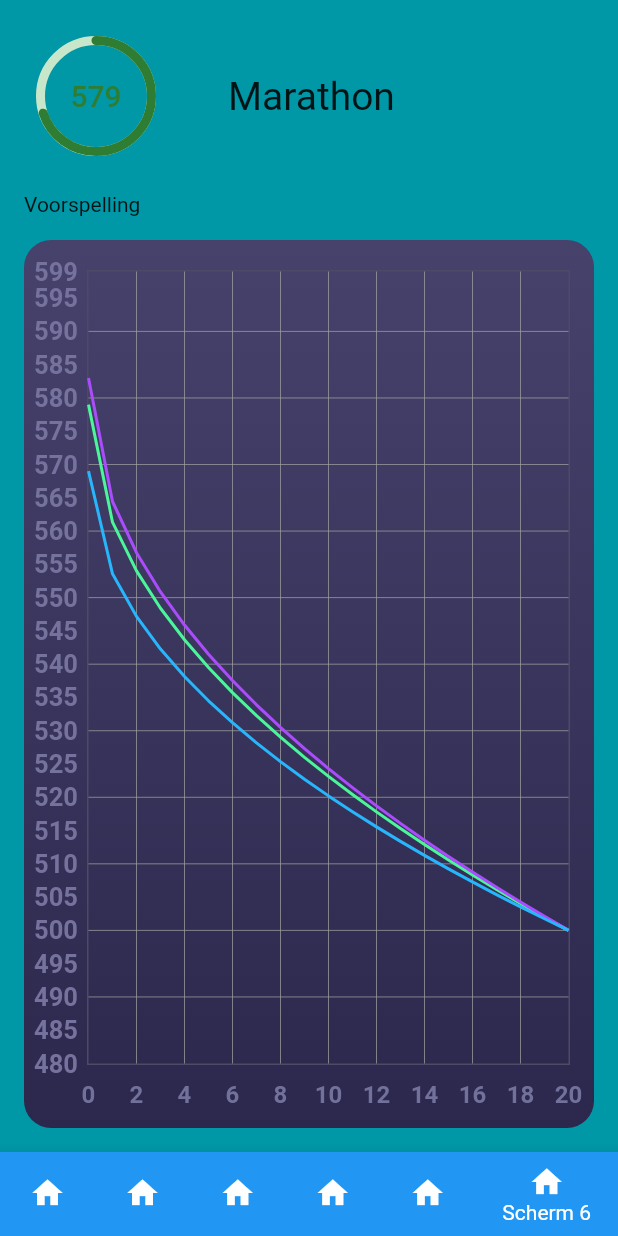
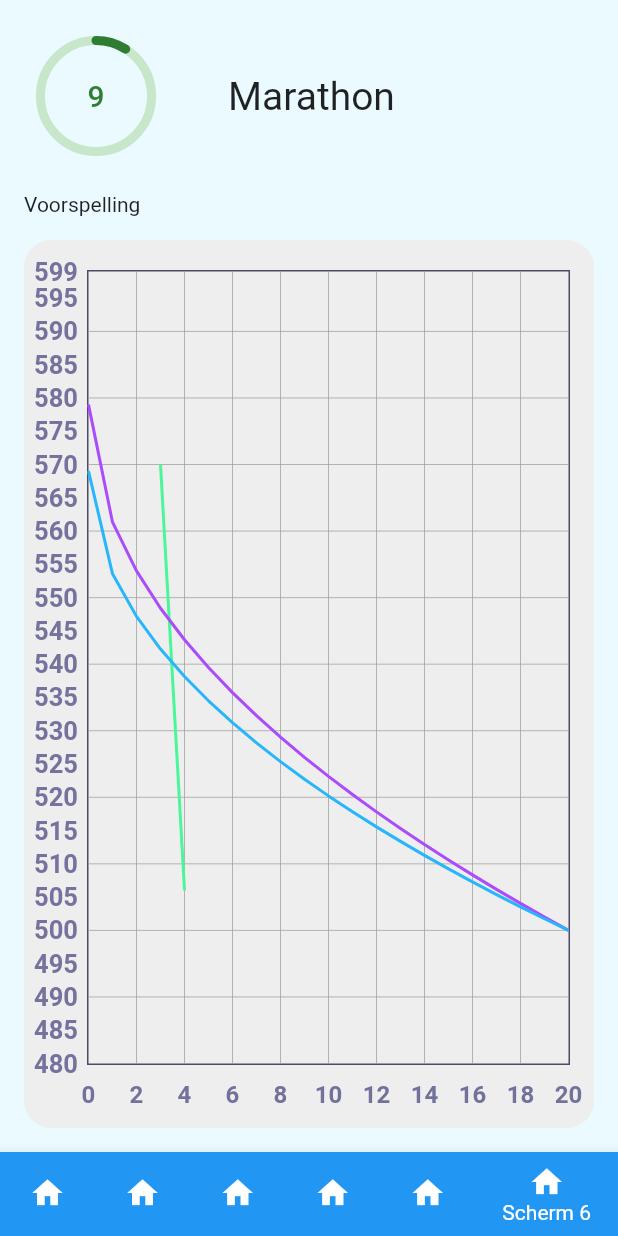
Before and after one commit to Panda-Incorporated/Panda.Mobile, a Flutter app: the screen it shows after launch, on a phone screen of 412 x 824 dp. Run offline on Flutter 3.47's test engine with Material 2 defaults, Android fonts, the light colour scheme and no system bars; drawn by our look-alikes of fl_chart, percent_indicator.

Commit message:
activity lijn opgezet(nog testen) TODO's opgezet even nakijken voor ieder teamlid.

```diff
--- a/lib/DataProvider.dart/ActivityProvider.dart
+++ b/lib/DataProvider.dart/ActivityProvider.dart
@@ -2,19 +2,21 @@ import 'package:panda/Models/Activity.dart';
 
 class ActivityProvider {
   static List<Activity> getActivity() {
+    //TODO: NIET EERSTE TWEE ACTIVITIES AANPASSEN ZIJN TEST UNITS
     return [
       Activity()
         ..date = DateTime(2021, 5, 11)
         ..meters = 1000
-        ..seconds = 370,
+        ..totalactivitytime = Duration(minutes: 6, seconds: 10),
       Activity()
         ..date = DateTime(2021, 5, 11)
         ..meters = 1000
-        ..seconds = 370,
+        ..totalactivitytime = Duration(minutes: 6, seconds: 10),
     ];
   }
 
   static double getSecondsPerKilometer(Activity activity) {
-    return activity.seconds / activity.meters * 1000;
+    //sec/km van activity
+    return activity.totalactivitytime.inSeconds / activity.meters * 1000;
   }
 }
--- a/lib/DataProvider.dart/GoalProvider.dart
+++ b/lib/DataProvider.dart/GoalProvider.dart
@@ -1,7 +1,9 @@
+import 'package:panda/Models/Activity.dart';
 import 'package:panda/Models/Goal.dart';
 
 class GoalProvider {
   static List<Goal> getGoals() {
+    //TODO: NIET GOAL 1 AANPASSEN IS TEST UNIT
     return [
       Goal()
         ..finished = false
@@ -10,10 +12,21 @@ class GoalProvider {
         ..doneMaxDistance = 1.0
         ..duration = Duration(minutes: 9, seconds: 39)
         ..doneMaxDistance = 1
-        ..secondsperkilometer = 370
+        //doel
+        ..secondsperkilometer = 500
         ..beginday = DateTime(2021, DateTime.may, 11)
         ..endday = DateTime(2021, DateTime.may, 31)
-        ..doneMaxDuration = Duration(minutes: 50),
+        ..doneMaxDuration = Duration(minutes: 50)
+        ..doneActivity = [
+          Activity()
+            ..meters = 2000
+            ..totalactivitytime = Duration(minutes: 19)
+            ..date = DateTime(2021, DateTime.may, 14),
+          Activity()
+            ..meters = 1500
+            ..totalactivitytime = Duration(minutes: 12, seconds: 40)
+            ..date = DateTime(2021, DateTime.may, 15)
+        ],
       Goal()
         ..finished = true
         ..title = "Marathon"
--- a/lib/Models/Activity.dart
+++ b/lib/Models/Activity.dart
@@ -1,5 +1,19 @@
 class Activity {
-  DateTime date;
-  int meters;
-  int seconds;
+  DateTime date; // datum activiteit
+  int meters; // meters afgelegd activiteit
+  Duration totalactivitytime; // tijd activiteit
+
+  // laten staan is misschien nog handig
+  // Activity(
+  //   {@required this.date, @required this.meters, @required this.seconds});
+  int getSecondsPerKilometer() {
+    // seconds/km van activiteit
+    return (totalactivitytime.inSeconds / meters * 1000).toInt();
+  }
+
+  int getDaysFromStartDay(DateTime startday) {
+    // hoeveel dagen van start punt (gebruikt om x as van grafiek te tekenen)
+    // present-future
+    return this.date.difference(startday).inDays;
+  }
 }
--- a/lib/Models/Goal.dart
+++ b/lib/Models/Goal.dart
@@ -1,32 +1,34 @@
+import 'package:panda/Models/Activity.dart';
 import 'package:panda/Models/DistanceDuration.dart';
 
 class Goal extends DistanceDuration {
   bool finished;
   String title;
-  double distance;
+  double distance; // hoeveel heeft de sporter afgelegd met de nulmeting
   double doneMaxDistance;
   Duration doneMaxDuration;
-  Duration duration;
-  DateTime beginday;
-  DateTime endday;
+  Duration duration; // hoelang duurde de nulmeting
+
+  DateTime beginday; // begin dag van de eerste nulmeting
+  DateTime endday; // dag doel moet voltooid zijn
   //tijdelijk
-  int secondsperkilometer;
+  int secondsperkilometer; // doel
+  List<Activity>
+      doneActivity; // lijst met activiteiten die sporter heeft toegevoegd aan doel
   getString() {
+    // method van reidert
     return getCombination(distance.toInt(), duration.inMinutes);
   }
 
-  double getPercentage() {
+  int getPercentage() {
+    // percentage done moet vervangen worden door nieuwe formule staat in documentatie onedrive
     return (((this.doneMaxDistance / this.distance) * 100) +
             ((this.duration.inMicroseconds /
                     this.doneMaxDuration.inMicroseconds) *
-                100)) /
+                100)) ~/
         2;
   }
 
-  // 1km in 1 uur
-  //60x60 = 360
-  // kilometers / seconds
-  int getSecondsPerKilometer() {
-    return (duration.inSeconds / distance * 1000).toInt();
-  }
+  int getSecondsPerKilometer() => // krijg seconds/km van de nulmeting
+      (duration.inSeconds / distance * 1000).toInt();
 }
--- a/lib/Models/Planning.dart
+++ b/lib/Models/Planning.dart
@@ -1,11 +1,11 @@
-
 import 'package:panda/Models/DistanceDuration.dart';
 
-class Planning extends DistanceDuration{
+//TODO: verwijderen
+class Planning extends DistanceDuration {
   String title;
   double distance;
   Duration duration;
-  getString(){
-    return getCombination(distance.toInt(),duration.inMinutes);
+  getString() {
+    return getCombination(distance.toInt(), duration.inMinutes);
   }
 }
--- a/lib/Pages/Fitbitselection.dart
+++ b/lib/Pages/Fitbitselection.dart
@@ -8,6 +8,7 @@ class Fitbitselection extends StatefulWidget {
   _FitbitselectionState createState() => _FitbitselectionState();
 }
 
+// TODO: Fitbitselection1 en Fitbitselection2 generiek maken zodat we maar 1 scherm nodig hebben voor twee widgets
 class _FitbitselectionState extends State<Fitbitselection> {
   @override
   Widget build(BuildContext context) {
--- a/lib/Pages/GoalSummaryPage.dart
+++ b/lib/Pages/GoalSummaryPage.dart
@@ -1,6 +1,5 @@
 import 'package:flutter/cupertino.dart';
 import 'package:flutter/material.dart';
-import 'package:panda/DataProvider.dart/GoalProvider.dart';
 import 'package:panda/Models/Goal.dart';
 import 'package:panda/widgets/ShowGraph.dart';
 import 'package:percent_indicator/circular_percent_indicator.dart';
--- a/lib/Pages/Home.dart
+++ b/lib/Pages/Home.dart
@@ -10,6 +10,7 @@ class Home extends StatefulWidget {
   _HomeState createState() => _HomeState();
 }
 
+//TODO: navigation onTap() (en data doorgeven)
 class _HomeState extends State<Home> {
   @override
   Widget build(BuildContext context) {
--- a/lib/Pages/SeePredictionLargePage.dart
+++ b/lib/Pages/SeePredictionLargePage.dart
@@ -2,6 +2,7 @@ import 'dart:math';
 
 import 'package:fl_chart/fl_chart.dart';
 import 'package:flutter/material.dart';
+import 'package:panda/Models/Activity.dart';
 import 'package:panda/Models/Goal.dart';
 import 'package:percent_indicator/circular_percent_indicator.dart';
 
@@ -23,11 +24,12 @@ class _SeePredictionLargePageState extends State<SeePredictionLargePage> {
   @override
   @override
   Widget build(BuildContext context) {
-    if (widget.goal.getSecondsPerKilometer() < widget.doel)
-      return Text("goal al bereikt");
+    if (widget.goal.getSecondsPerKilometer() < widget.goal.secondsperkilometer)
+      return Text(
+          "goal al bereikt"); // placeholder om een glitchende grafiek tegen te gaan
     else
       return Scaffold(
-        backgroundColor: Colors.cyan[700],
+        backgroundColor: Theme.of(context).primaryColor,
         body: Container(
           padding: const EdgeInsets.all(16.0),
           child: Column(
@@ -40,12 +42,12 @@ class _SeePredictionLargePageState extends State<SeePredictionLargePage> {
                       radius: 80.0,
                       lineWidth: 6.0,
                       backgroundColor: Colors.green[100],
-                      percent: 0.7,
+                      percent: widget.goal.getPercentage() / 100,
                       progressColor: Colors.green[800],
                       circularStrokeCap: CircularStrokeCap.round,
                       animation: true,
                       center: Text(
-                        "${widget.goal.getSecondsPerKilometer()}",
+                        "${widget.goal.getPercentage()}",
                         style: TextStyle(
                             color: Colors.green[800],
                             fontSize: 20,
@@ -71,12 +73,12 @@ class _SeePredictionLargePageState extends State<SeePredictionLargePage> {
               ),
               Expanded(
                 child: Container(
-                  decoration: const BoxDecoration(
+                  decoration: BoxDecoration(
                     borderRadius: BorderRadius.all(Radius.circular(18)),
                     gradient: LinearGradient(
                       colors: [
-                        Color(0xff2c274c),
-                        Color(0xff46426c),
+                        Colors.grey[200],
+                        Colors.grey[200],
                       ],
                       begin: Alignment.bottomCenter,
                       end: Alignment.topCenter,
@@ -94,10 +96,10 @@ class _SeePredictionLargePageState extends State<SeePredictionLargePage> {
                             child: Padding(
                               padding:
                                   const EdgeInsets.only(right: 16.0, left: 6.0),
-                              child: LineChart(sampleData1(
+                              child: LineChart(displayData(
                                   begin: widget.goal.getSecondsPerKilometer(),
-                                  goal: widget.doel,
-                                  weeks: widget.goal.endday
+                                  goal: widget.goal.secondsperkilometer,
+                                  days: widget.goal.endday
                                       .difference(widget.goal.beginday)
                                       .inDays)),
                             ),
@@ -117,7 +119,8 @@ class _SeePredictionLargePageState extends State<SeePredictionLargePage> {
       );
   }
 
-  LineChartData sampleData1({int begin, int goal, int weeks}) {
+  // main functie data weergeven (//TODO: kan vervangen worden door goal)
+  LineChartData displayData({int begin, int goal, int days}) {
     return LineChartData(
       lineTouchData: LineTouchData(
         enabled: false,
@@ -153,18 +156,24 @@ class _SeePredictionLargePageState extends State<SeePredictionLargePage> {
       // minX altijd 0
       minX: 0,
       //maxX altijd duur training
-      maxX: weeks.toDouble(),
+      maxX: days.toDouble(),
       // max y = nulmeting begin + 20
       maxY: (begin + 20).toDouble(),
       //minY altijd doel -20
       minY: (goal - 20).toDouble(),
-      lineBarsData: linesBarData1(begin, goal, weeks),
+      //TODO: kan nog vervangen worden door single goal (days is present-future)
+      lineBarsData: generateLines(
+          begin, goal, days, widget.goal, widget.goal.doneActivity),
     );
   }
 
-  LineChartBarData lines(Color color, int begin, int goal, int weeks) {
+  //TODO: alleen sports is anders
+  LineChartBarData goalline(Color color, Goal goal) {
     return LineChartBarData(
-      spots: generateSpots(begin, goal, weeks),
+      spots: generateSpots(
+          goal.getSecondsPerKilometer(),
+          goal.secondsperkilometer,
+          widget.goal.endday.difference(widget.goal.beginday).inDays),
       isCurved: false,
       colors: [color],
       barWidth: 2,
@@ -179,21 +188,72 @@ class _SeePredictionLargePageState extends State<SeePredictionLargePage> {
     );
   }
 
-  List<LineChartBarData> linesBarData1(int begin, int goal, int weeks) {
+  LineChartBarData activityline(Color color, Goal goal) {
+    return LineChartBarData(
+      spots: generateActivitySpots(goal),
+      isCurved: false,
+      colors: [color],
+      barWidth: 2,
+      // display dots uit
+      dotData: FlDotData(
+        show: false,
+      ),
+      //display alles onder de lijn false
+      belowBarData: BarAreaData(
+        show: false,
+      ),
+    );
+  }
+
+  //TODO: hier een predictielijn van maken met single goal
+  LineChartBarData lines(Color color, int begin, int goal, int days) {
+    return LineChartBarData(
+      spots: generateSpots(begin, goal, days),
+      isCurved: false,
+      colors: [color],
+      barWidth: 2,
+      // display dots uit
+      dotData: FlDotData(
+        show: false,
+      ),
+      //display alles onder de lijn false
+      belowBarData: BarAreaData(
+        show: false,
+      ),
+    );
+  }
+
+  //genereerd alle 3 de lijnen TODO: single goal
+  List<LineChartBarData> generateLines(
+      int begin, int goal, int days, Goal goal2, List<Activity> activity) {
     return [
-      lines(Color(0xff4af699), begin, goal, weeks),
-      lines(Color(0xffaa4cfc), begin + 4, goal, weeks),
-      lines(Color(0xff27b6fc), begin - 10, goal, weeks),
+      activityline(Color(0xff4af699), goal2),
+      goalline(Color(0xffaa4cfc), goal2),
+      lines(Color(0xff27b6fc), begin - 10, goal, days),
     ];
   }
 }
 
-List<FlSpot> generateSpots(int begin, int goal, int weeks) {
+// genereert ideale lijnen TODO: single goal
+List<FlSpot> generateSpots(int begin, int goal, int days) {
   List<FlSpot> list = [];
-  for (var i = 0; i < weeks + 1; i++) {
-    var y = (goal - begin) / sqrt(weeks) * sqrt(i) + begin;
+  for (var i = 0; i < days + 1; i++) {
+    var y = (goal - begin) / sqrt(days) * sqrt(i) + begin;
     list.add(FlSpot(i.toDouble(), y));
   }
 
   return list;
 }
+
+// genereert voltooide activiteiten lijn
+List<FlSpot> generateActivitySpots(Goal goal) {
+  List<FlSpot> list = [];
+  for (var i = 0; i < goal.doneActivity.length; i++) {
+    var y = goal.doneActivity[i].getSecondsPerKilometer();
+    list.add(FlSpot(
+        goal.doneActivity[i].getDaysFromStartDay(goal.beginday).toDouble(),
+        y.toDouble()));
+  }
+
+  return list;
+}
--- a/lib/Pages/SeePredictionsmallPage.dart
+++ b/lib/Pages/SeePredictionsmallPage.dart
@@ -8,6 +8,8 @@ class SeePredictionsmall extends StatefulWidget {
   _SeePredictionsmallState createState() => _SeePredictionsmallState();
 }
 
+//TODO: Niet aangepast door bart
+//TODO: circel progressbar implmenteren door goal mee te geven
 class _SeePredictionsmallState extends State<SeePredictionsmall> {
   @override
   Widget build(BuildContext context) {
--- a/lib/Pages/fitbitselection2.dart
+++ b/lib/Pages/fitbitselection2.dart
@@ -8,6 +8,8 @@ class Fitbitselection2 extends StatefulWidget {
   _Fitbitselection2State createState() => _Fitbitselection2State();
 }
 
+//TODO: fix eenheden
+//TODO: generiek maken met fitbitselection
 class _Fitbitselection2State extends State<Fitbitselection2> {
   @override
   Widget build(BuildContext context) {
--- a/lib/Utils/Pair.dart
+++ b/lib/Utils/Pair.dart
@@ -1,6 +1,6 @@
 class Pair<T1, T2> {
   final T1 first;
   final T2 last;
-
+//TODO: Verwijderen
   Pair(this.first, this.last);
 }
--- a/lib/main.dart
+++ b/lib/main.dart
@@ -43,9 +43,12 @@ class _NavigationState extends State<Navigation> {
     Fitbitselection(),
     Fitbitselection2(),
     SeePredictionsmall(),
+
+    // NIET VERANDEREN desnoods comment onder aan de pagina
     GoalSummaryPage(
       goal: GoalProvider.getGoals()[0],
     ),
+    // NIET VERANDEREN desnoods comment onder aan de pagina
     SeePredictionLargePage(
       goal: GoalProvider.getGoals()[0],
       doel: 500,
@@ -61,6 +64,7 @@ class _NavigationState extends State<Navigation> {
   Widget build(BuildContext context) {
     return Scaffold(
       body: _widgetOptions.elementAt(_selectedIndex),
+      //TODO: bottennavigationbar mooi maken
       bottomNavigationBar: BottomNavigationBar(
         backgroundColor: Colors.orange,
         items: [
--- a/lib/widgets/ActivityItem.dart
+++ b/lib/widgets/ActivityItem.dart
@@ -13,6 +13,7 @@ class ActivityItem extends StatefulWidget {
   _ActivityItemState createState() => _ActivityItemState();
 }
 
+//TODO: Fix formatting units
 class _ActivityItemState extends State<ActivityItem> {
   @override
   Widget build(BuildContext context) {
@@ -78,7 +79,7 @@ class _ActivityItemState extends State<ActivityItem> {
                               ),
                             ),
                             Text(
-                              "${widget.activity.seconds} secondes",
+                              "${widget.activity.totalactivitytime} secondes",
                               style: TextStyle(
                                 fontSize: 18,
                                 fontWeight: FontWeight.w600,
--- a/lib/widgets/CurrentActivities.dart
+++ b/lib/widgets/CurrentActivities.dart
@@ -7,7 +7,7 @@ class ShowActivities extends StatelessWidget {
     Key key,
     this.currentActvities,
   }) : super(key: key);
-
+//TODO Review vgm af
   final List<Activity> currentActvities;
   @override
   Widget build(BuildContext context) {
--- a/lib/widgets/GoalItem.dart
+++ b/lib/widgets/GoalItem.dart
@@ -16,6 +16,7 @@ class ListItem extends StatefulWidget {
   final int percentage;
 }
 
+//TODO: singel goal meegeven (netzoals bij activity gedaan)
 class _ListItemState extends State<ListItem> {
   @override
   Widget build(BuildContext context) {
--- a/lib/widgets/GoalSummary.dart
+++ b/lib/widgets/GoalSummary.dart
@@ -1,5 +1,6 @@
 import 'package:flutter/material.dart';
 
+//TODO widget meegeven (kan weg?)
 class GoalSummary extends StatelessWidget {
   @override
   Widget build(BuildContext context) {
--- a/lib/widgets/TomorrowSummary.dart
+++ b/lib/widgets/TomorrowSummary.dart
@@ -1,5 +1,6 @@
 import 'package:flutter/material.dart';
 
+//TODO verwijderen
 class TomorrowSummary extends StatelessWidget {
   TomorrowSummary(this.date, this.goal);
 
--- a/lib/widgets/pie_chart_sections.dart
+++ b/lib/widgets/pie_chart_sections.dart
@@ -1,6 +1,7 @@
 import 'package:fl_chart/fl_chart.dart';
 import 'package:panda/data/pie_data.dart';
 
+//TODO: verwijderen
 List<PieChartSectionData> getSections() => PieData.data
     .asMap()
     .map<int, PieChartSectionData>((index, data) {
```
Also changed, not shown: lib/Models/DistanceDuration.dart (+10 -6 lines).
